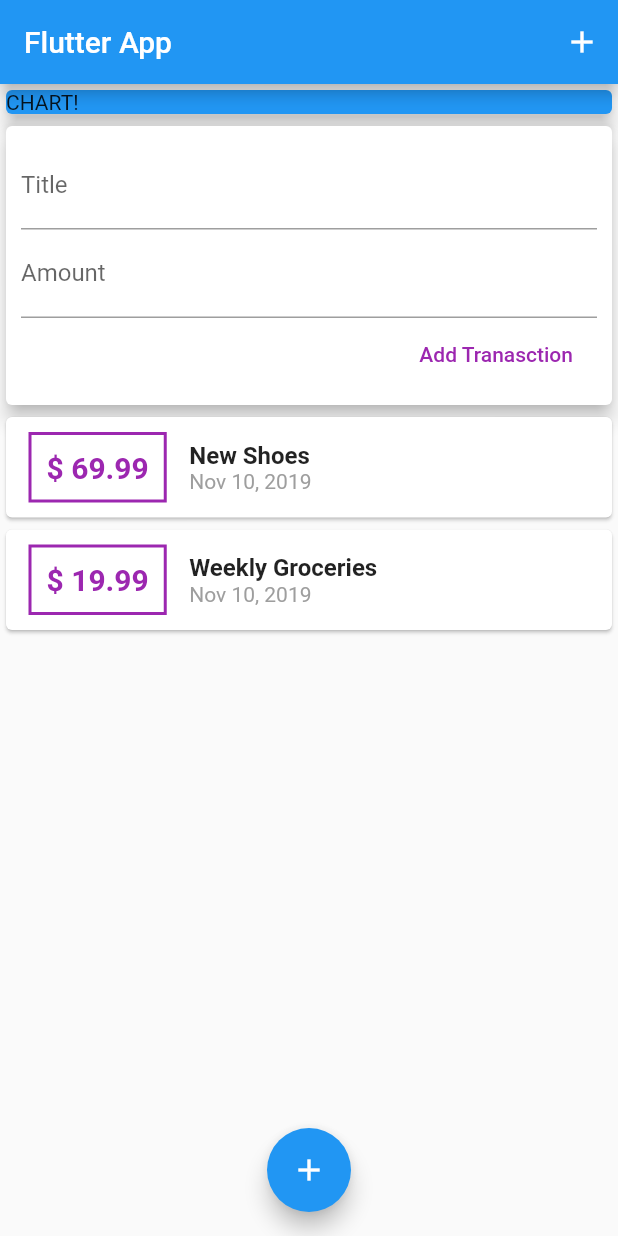
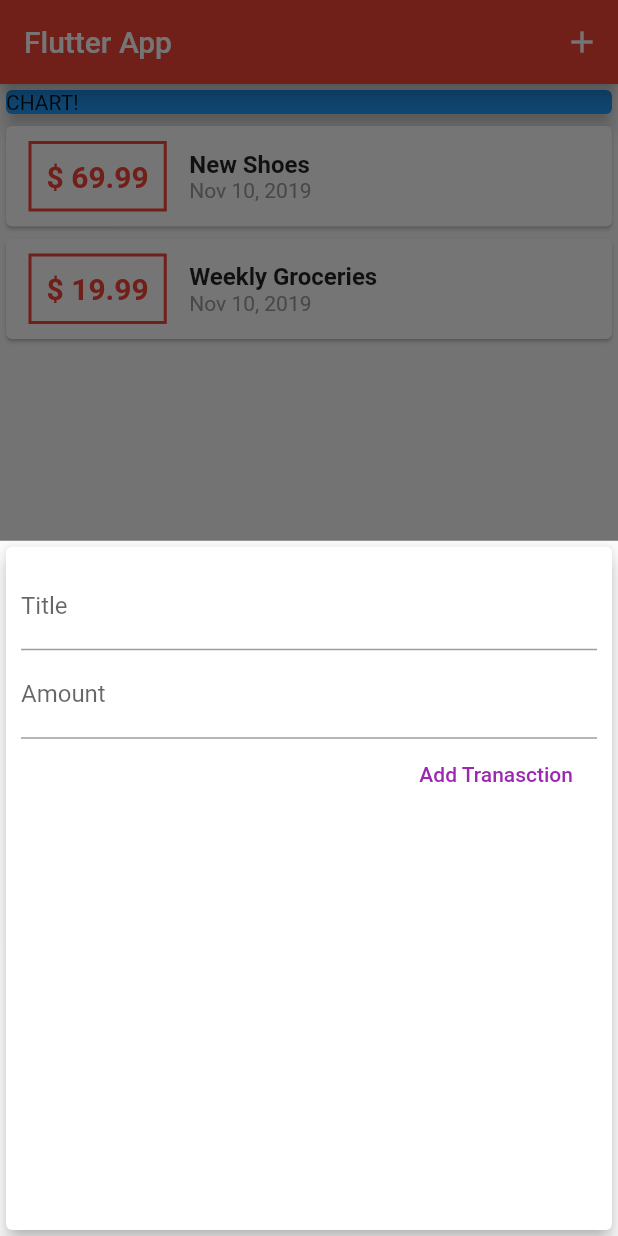
Before and after one commit to wilhwilh/expenses_app, a Flutter app: the screen it shows after launch, after a tap on the "add" icon, on a phone screen of 412 x 824 dp. Run offline on Flutter 3.47's test engine with Material 2 defaults, Android fonts, the phone set to English and light mode, and no system bars.

Commit message:
refactoring of code to implement new transaction in floating button

```diff
--- a/lib/main.dart
+++ b/lib/main.dart
@@ -1,5 +1,8 @@
-import './widgets/user_transactions.dart';
+import './widgets/new_transaction.dart';
+
+import './widgets/transaction_list.dart';
 import 'package:flutter/material.dart';
+import './models/transaction.dart';
 
 void main() => runApp(MyApp());
 
@@ -14,21 +17,65 @@ class MyApp extends StatelessWidget {
   }
 }
 
-class MyHomePage extends StatelessWidget {
+class MyHomePage extends StatefulWidget {
   // String titleInput;
   // String amountInput;
-  final titleController = TextEditingController();
-  final amountController = TextEditingController();
+  @override
+  _MyHomePageState createState() => _MyHomePageState();
+}
+
+class _MyHomePageState extends State<MyHomePage> {
+  final List<Transaction> _userTransaction = [
+    Transaction(
+      id: 't1',
+      title: 'New Shoes',
+      amount: 69.99,
+      date: DateTime.now(),
+    ),
+    Transaction(
+      id: 't1',
+      title: 'Weekly Groceries',
+      amount: 19.99,
+      date: DateTime.now(),
+    ),
+  ];
+
+  void _addNewTransaction(String txTitle, double txAmount) {
+    final newTx = Transaction(
+      title: txTitle,
+      amount: txAmount,
+      date: DateTime.now(),
+      id: DateTime.now().toString(),
+    );
+
+    setState(() {
+      _userTransaction.add(newTx);
+    });
+  }
+
+  void _startAddNewTransaction(BuildContext ctx) {
+    showModalBottomSheet(
+      context: ctx,
+      builder: (_) {
+        return GestureDetector(
+          onTap: () {},
+          child: NewTransaction(_addNewTransaction),
+          behavior: HitTestBehavior.opaque,
+        );
+      },
+    );
+  }
 
   @override
   Widget build(BuildContext context) {
     return Scaffold(
       appBar: AppBar(
+        backgroundColor: Colors.red,
         title: Text('Flutter App'),
         actions: <Widget>[
           IconButton(
             icon: Icon(Icons.add),
-            onPressed: () {},
+            onPressed: () => _startAddNewTransaction(context),
           ),
         ],
       ),
@@ -45,14 +92,14 @@ class MyHomePage extends StatelessWidget {
                 elevation: 5,
               ),
             ),
-            UserTransaction(),
+            TransactionList(_userTransaction),
           ],
         ),
       ),
       floatingActionButtonLocation: FloatingActionButtonLocation.centerFloat,
       floatingActionButton: FloatingActionButton(
         child: Icon(Icons.add),
-        onPressed: () {},
+        onPressed: () => _startAddNewTransaction(context),
       ),
     );
   }
--- a/lib/widgets/new_transaction.dart
+++ b/lib/widgets/new_transaction.dart
@@ -1,11 +1,18 @@
 import 'package:flutter/material.dart';
 
-class NewTransaction extends StatelessWidget {
+class NewTransaction extends StatefulWidget {
   final Function addTx;
-  final titleController = TextEditingController();
-  final amountController = TextEditingController();
 
   NewTransaction(this.addTx);
+
+  @override
+  _NewTransactionState createState() => _NewTransactionState();
+}
+
+class _NewTransactionState extends State<NewTransaction> {
+  final titleController = TextEditingController();
+
+  final amountController = TextEditingController();
 
   void submitData() {
     final enteredTitle = titleController.text;
@@ -15,10 +22,12 @@ class NewTransaction extends StatelessWidget {
       return;
     }
 
-    addTx(
+    widget.addTx(
       enteredTitle,
       enteredAmount,
     );
+
+    Navigator.of(context).pop();
   }
 
   @override
--- a/lib/widgets/transaction_list.dart
+++ b/lib/widgets/transaction_list.dart
@@ -24,7 +24,7 @@ class TransactionList extends StatelessWidget {
                   ),
                   decoration: BoxDecoration(
                     border: Border.all(
-                      color: Colors.purple,
+                      color: Colors.red,
                       width: 2,
                     ),
                   ),
@@ -34,7 +34,7 @@ class TransactionList extends StatelessWidget {
                     style: TextStyle(
                       fontWeight: FontWeight.bold,
                       fontSize: 20,
-                      color: Colors.purple,
+                      color: Colors.red,
                     ),
                   ),
                 ),
--- a/lib/widgets/user_transactions.dart
+++ /dev/null
@@ -1,49 +0,0 @@
-import 'package:flutter/material.dart';
-import './transaction_list.dart';
-import './new_transaction.dart';
-import '../models/transaction.dart';
-
-class UserTransaction extends StatefulWidget {
-  @override
-  _UserTransactionState createState() => _UserTransactionState();
-}
-
-class _UserTransactionState extends State<UserTransaction> {
-  final List<Transaction> _userTransaction = [
-    Transaction(
-      id: 't1',
-      title: 'New Shoes',
-      amount: 69.99,
-      date: DateTime.now(),
-    ),
-    Transaction(
-      id: 't1',
-      title: 'Weekly Groceries',
-      amount: 19.99,
-      date: DateTime.now(),
-    ),
-  ];
-
-  void _addNewTransaction(String txTitle, double txAmount) {
-    final newTx = Transaction(
-      title: txTitle,
-      amount: txAmount,
-      date: DateTime.now(),
-      id: DateTime.now().toString(),
-    );
-
-    setState(() {
-      _userTransaction.add(newTx);
-    });
-  }
-
-  @override
-  Widget build(BuildContext context) {
-    return Column(
-      children: <Widget>[
-        NewTransaction(_addNewTransaction),
-        TransactionList(_userTransaction),
-      ],
-    );
-  }
-}
```
